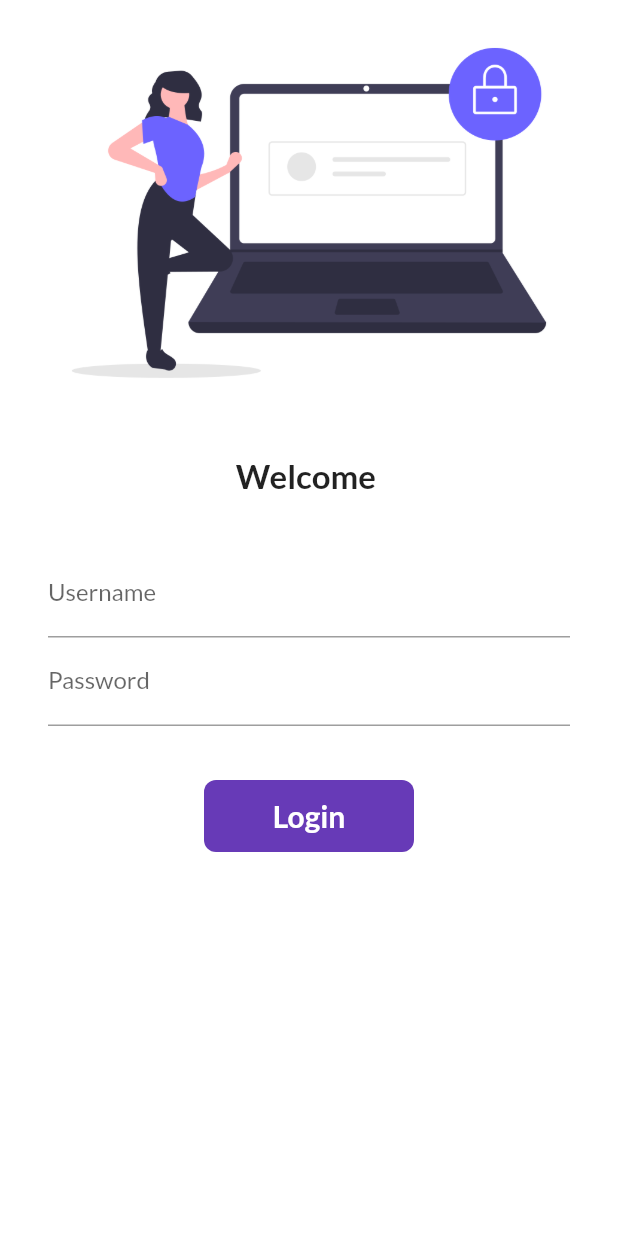
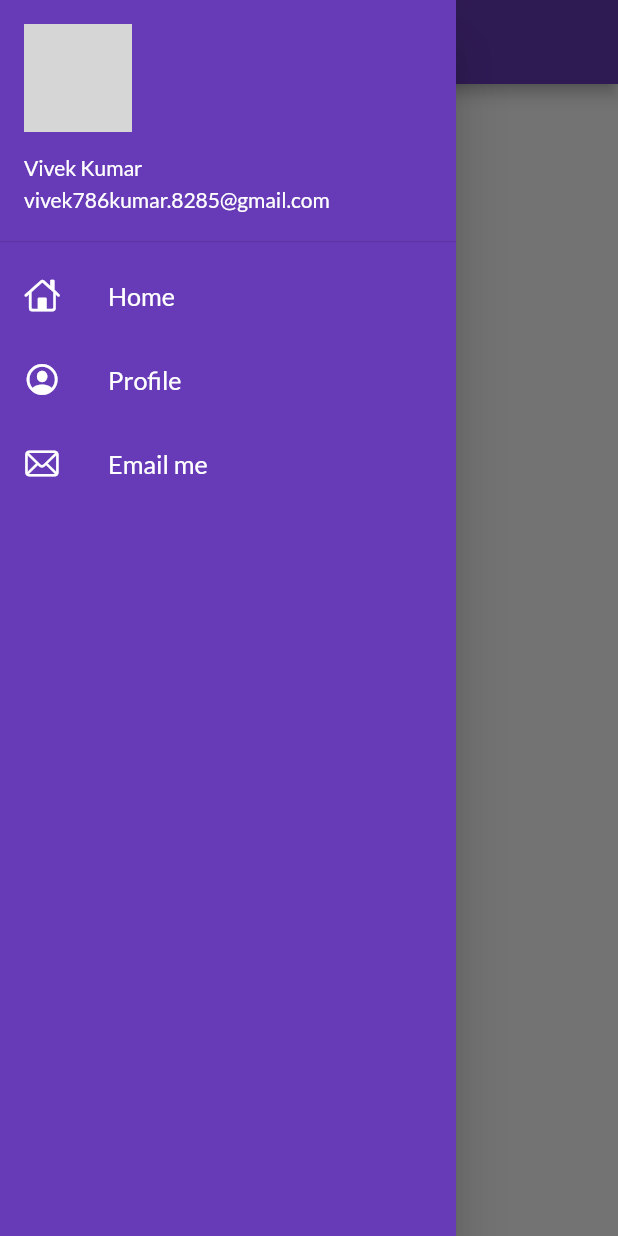
Before and after one commit to Vivek-kumar-1/30daysofflutter, a Flutter app: the screen it shows after launch, with the side drawer open (before the commit the screen has no drawer), on a phone screen of 412 x 824 dp. Run offline on Flutter 3.47's test engine with Material 2 defaults, Android fonts, the phone set to English and light mode, and no system bars; our stand-ins replace google_fonts; network calls fail; grey boxes are pictures that could not be loaded.

Commit message:
day 9 completed

```diff
--- /dev/null
+++ b/lib/Widgets/Drawer.dart
@@ -0,0 +1,65 @@
+import 'package:flutter/cupertino.dart';
+import 'package:flutter/material.dart';
+
+class MyDrawer extends StatelessWidget {
+  const MyDrawer({Key? key}) : super(key: key);
+
+  @override
+  Widget build(BuildContext context) {
+    final imageUrl = "https://images.app.goo.gl/aDjiLDL6UKNAP8oF6";
+    return Drawer(
+      child: Container(
+        color: Colors.deepPurple,
+        child: ListView(
+          padding: EdgeInsets.zero,
+          children: [
+            DrawerHeader(
+              padding: EdgeInsets.zero,
+              child: UserAccountsDrawerHeader(
+                margin: EdgeInsets.zero,
+                accountName: Text('Vivek Kumar'),
+                accountEmail: Text('vivek786kumar.8285@gmail.com'),
+                currentAccountPicture: CircleAvatar(
+                  backgroundImage: NetworkImage(imageUrl),
+                ),
+              ),
+            ),
+            ListTile(
+              leading: Icon(
+                CupertinoIcons.home,
+                color: Colors.white,
+              ),
+              title: Text(
+                'Home',
+                textScaleFactor: 1.2,
+                style: TextStyle(color: Colors.white),
+              ),
+            ),
+            ListTile(
+              leading: Icon(
+                CupertinoIcons.profile_circled,
+                color: Colors.white,
+              ),
+              title: Text(
+                'Profile',
+                textScaleFactor: 1.2,
+                style: TextStyle(color: Colors.white),
+              ),
+            ),
+            ListTile(
+              leading: Icon(
+                CupertinoIcons.mail,
+                color: Colors.white,
+              ),
+              title: Text(
+                'Email me',
+                textScaleFactor: 1.2,
+                style: TextStyle(color: Colors.white),
+              ),
+            ),
+          ],
+        ),
+      ),
+    );
+  }
+}
--- a/lib/app_screens/Login_Page.dart
+++ b/lib/app_screens/Login_Page.dart
@@ -17,7 +17,7 @@
 
   // ignore: non_constant_identifier_names
   moveToHome(BuildContext, context) async {
-    if (_formKey.currentState.validate()) ;
+    if (_formKey.currentState!.validate()) {
       setState(() {
         changeButton = true;
       });
@@ -30,6 +30,7 @@
       setState(() {
         changeButton = false;
       });
+    }
   }
 
   @override
--- a/lib/app_screens/homepage.dart
+++ b/lib/app_screens/homepage.dart
@@ -1,3 +1,4 @@
+import 'package:feabox/Widgets/Drawer.dart';
 import 'package:flutter/material.dart';
 
 // ignore: must_be_immutable
@@ -16,7 +17,7 @@
           child: Text('Welcome to  $days Of $name'),
         ),
       ),
-      drawer: Drawer(),
+      drawer: MyDrawer(),
     );
   }
 }
--- a/lib/main.dart
+++ b/lib/main.dart
@@ -32,7 +32,8 @@
       darkTheme: ThemeData(
           // brightness: Brightness.dark,
           primarySwatch: Colors.green),
-      initialRoute: '/',
+      debugShowCheckedModeBanner: false,
+      initialRoute: MyRoutes.homeRoute,
       routes: {
         "/": (context) => LoginPage(),
         MyRoutes.homeRoute: (context) => HomePage(),
```
Lines whose indentation alone changed are shown as unchanged.
